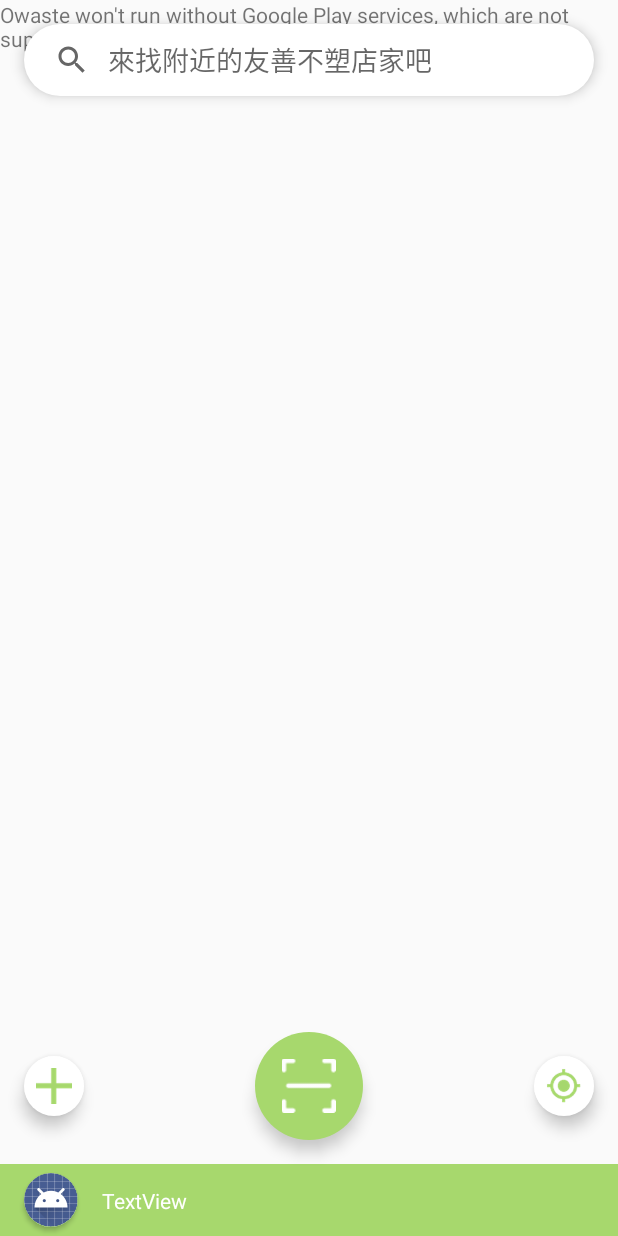
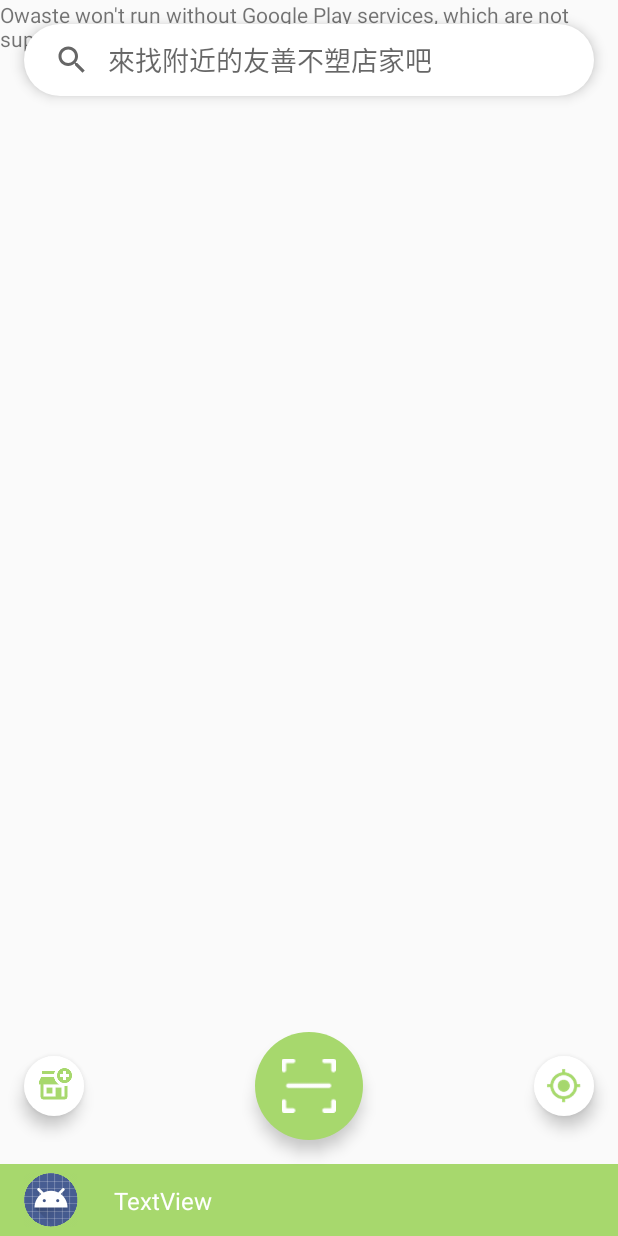
Before and after one commit to aptx113/Owaste, an Android app: the screen it shows after launch (MapsActivity), on a phone screen of 412 x 824 dp. Run offline under Robolectric (Android 15) with nearby library versions, the phone set to English and light mode, and no system bars; plain views replace SpeedDialOverlayLayout, SpeedDialView.

Commit message:
1. change image for add-restaurant FAB 2. create navigation graph

```diff
--- a/app/build.gradle
+++ b/app/build.gradle
@@ -15,6 +15,9 @@ android {
         versionName "1.0"
         testInstrumentationRunner "androidx.test.runner.AndroidJUnitRunner"
     }
+    dataBinding {
+        enabled = true
+    }
     buildTypes {
         release {
             minifyEnabled false
@@ -22,16 +25,17 @@ android {
         }
         debug {
             //資源類型為 string，名稱為 API_KEY，值為 GoogleMapKey
-            resValue ("string", "API_KEY", GoogleMapsKey)
+            resValue("string", "API_KEY", GoogleMapsKey)
         }
     }
 }
 
 dependencies {
     implementation fileTree(dir: 'libs', include: ['*.jar'])
-    implementation"org.jetbrains.kotlin:kotlin-stdlib-jdk7:$kotlin_version"
+    implementation "org.jetbrains.kotlin:kotlin-stdlib-jdk7:$kotlin_version"
     implementation 'androidx.appcompat:appcompat:1.0.2'
     implementation 'androidx.core:core-ktx:1.0.2'
+    implementation 'androidx.legacy:legacy-support-v4:1.0.0'
     testImplementation 'junit:junit:4.12'
     androidTestImplementation 'androidx.test:runner:1.2.0'
     androidTestImplementation 'androidx.test.espresso:espresso-core:3.2.0'
@@ -47,4 +51,6 @@ dependencies {
 
     implementation 'com.google.android.material:material:1.0.0'
     implementation 'androidx.cardview:cardview:1.0.0'
+    implementation 'androidx.navigation:navigation-fragment-ktx:2.0.0'
+    implementation 'androidx.navigation:navigation-ui-ktx:2.0.0'
 }
--- a/app/src/main/res/layout/activity_maps.xml
+++ b/app/src/main/res/layout/activity_maps.xml
@@ -5,6 +5,16 @@
     xmlns:tools="http://schemas.android.com/tools"
     android:layout_height="match_parent"
     android:layout_width="match_parent">
+
+    <fragment
+        android:id="@+id/myNavHostFragment"
+        android:name="androidx.navigation.fragment.NavHostFragment"
+        android:layout_width="match_parent"
+        android:layout_height="match_parent"
+        map:navGraph="@navigation/navigation"
+        map:defaultNavHost="true"
+        map:layout_constraintStart_toStartOf="parent"
+        map:layout_constraintEnd_toEndOf="parent"/>
 
     <androidx.constraintlayout.widget.ConstraintLayout
         android:id="@+id/cl_main_page"
@@ -24,41 +34,21 @@
                 android:layout_width="match_parent"
                 android:layout_height="48dp"
                 android:background="@drawable/bg_profile"
-                android:elevation="5dp"
+                android:visibility="visible"
+                map:layout_constraintBottom_toBottomOf="parent"
                 map:layout_constraintEnd_toEndOf="parent"
-                map:layout_constraintStart_toStartOf="parent"
-                map:layout_constraintTop_toTopOf="parent" >
+                map:layout_constraintStart_toStartOf="parent">
 
-                <TextView
-                    android:id="@+id/txt_profile_name"
-                    android:layout_width="wrap_content"
-                    android:layout_height="wrap_content"
-                    android:layout_marginStart="16dp"
-                    android:text="TextView"
-                    android:textColor="@color/white_FFFFFF"
-                    map:layout_constraintBottom_toBottomOf="@+id/cv_profile_img"
-                    map:layout_constraintStart_toEndOf="@+id/cv_profile_img"
-                    map:layout_constraintTop_toTopOf="@+id/cv_profile_img"
-                    tools:text="Eltin Yang" />
-
-                <androidx.cardview.widget.CardView
-                    android:id="@+id/cv_profile_img"
-                    android:layout_width="36dp"
-                    android:layout_height="36dp"
-                    android:layout_marginStart="16dp"
-                    android:layout_marginTop="16dp"
-                    android:layout_marginBottom="16dp"
-                    android:elevation="12dp"
-                    map:cardCornerRadius="18dp"
-                    map:layout_constraintBottom_toBottomOf="parent"
-                    map:layout_constraintStart_toStartOf="parent"
-                    map:layout_constraintTop_toTopOf="parent">
+            </androidx.constraintlayout.widget.ConstraintLayout>
 
             <ImageView
                 android:id="@+id/img_profile"
-                        android:layout_width="match_parent"
-                        android:layout_height="match_parent"
+                android:layout_width="36dp"
+                android:layout_height="36dp"
                 android:layout_gravity="center"
+                android:layout_marginStart="16dp"
+                android:layout_marginTop="6dp"
+                android:layout_marginBottom="6dp"
                 android:scaleType="centerCrop"
                 map:layout_constraintBottom_toBottomOf="parent"
                 map:layout_constraintStart_toStartOf="parent"
@@ -67,13 +57,29 @@
 
             <ImageView
                 android:id="@+id/img_profile_frame"
-                        android:layout_width="match_parent"
-                        android:layout_height="match_parent"
+                android:layout_width="36dp"
+                android:layout_height="36dp"
+                android:layout_marginStart="16dp"
+                android:layout_marginTop="6dp"
+                android:layout_marginBottom="6dp"
                 android:tint="@color/light_green_A7D86D"
-                        map:srcCompat="@drawable/circluar_frame" />
-                </androidx.cardview.widget.CardView>
+                map:layout_constraintBottom_toBottomOf="parent"
+                map:layout_constraintStart_toStartOf="parent"
+                map:layout_constraintTop_toTopOf="parent"
+                map:srcCompat="@drawable/circluar_frame"/>
 
-            </androidx.constraintlayout.widget.ConstraintLayout>
+            <TextView
+                android:id="@+id/txt_profile_name"
+                android:layout_width="wrap_content"
+                android:layout_height="wrap_content"
+                android:layout_marginStart="24dp"
+                android:text="TextView"
+                android:textColor="@color/white_FFFFFF"
+                android:textSize="16sp"
+                map:layout_constraintBottom_toBottomOf="@+id/img_profile"
+                map:layout_constraintStart_toEndOf="@+id/img_profile"
+                map:layout_constraintTop_toTopOf="@+id/img_profile"
+                tools:text="Eltin Yang"/>
 
         </androidx.constraintlayout.motion.widget.MotionLayout>
 
@@ -85,7 +91,7 @@
             map:layout_constraintBottom_toTopOf="@+id/ml_above_map"
             map:layout_constraintStart_toStartOf="parent"
             map:layout_constraintTop_toTopOf="parent"
-            tools:context=".MapsActivity" />
+            tools:context=".MapsActivity"/>
 
         <androidx.appcompat.widget.SearchView
             android:id="@+id/sv_location_widget"
@@ -131,7 +137,7 @@
             map:layout_constraintBottom_toBottomOf="@+id/fab_qrcode"
             map:layout_constraintStart_toStartOf="parent"
             map:layout_constraintTop_toTopOf="@+id/fab_qrcode"
-            map:srcCompat="@drawable/ic_add" />
+            map:srcCompat="@drawable/ic_add_store"/>
 
         <com.google.android.material.floatingactionbutton.FloatingActionButton
             android:id="@+id/fab_qrcode"
--- /dev/null
+++ b/app/src/main/res/navigation/navigation.xml
@@ -0,0 +1,13 @@
+<?xml version="1.0" encoding="utf-8"?>
+<navigation xmlns:android="http://schemas.android.com/apk/res/android"
+            xmlns:app="http://schemas.android.com/apk/res-auto"
+            xmlns:tools="http://schemas.android.com/tools"
+            android:id="@+id/navigation"
+            app:startDestination="@id/mapsActivity">
+
+    <activity
+        android:id="@+id/mapsActivity"
+        android:name="com.epoch.owaste.MapsActivity"
+        android:label="MapsActivity"
+        tools:layout="@layout/activity_maps"/>
+</navigation>
--- a/app/src/main/res/values/strings.xml
+++ b/app/src/main/res/values/strings.xml
@@ -2,4 +2,5 @@
     <string name="app_name">Owaste</string>
     <string name="title_activity_maps">Map</string>
     <string name="serach_title">來找附近的友善不塑店家吧</string>
+
 </resources>
--- a/app/src/main/res/xml/motion_profile.xml
+++ b/app/src/main/res/xml/motion_profile.xml
@@ -17,7 +17,6 @@
             <Layout
                 android:layout_width="match_parent"
                 android:layout_height="48dp"
-                android:elevation="5dp"
                 motion:layout_constraintBottom_toBottomOf="parent"
                 motion:layout_constraintStart_toStartOf="parent"/>
 <!--            <Layout-->
@@ -31,10 +30,33 @@
 <!--                motion:layout_constraintStart_toStartOf="parent"-->
 <!--                motion:layout_constraintTop_toBottomOf="@+id/fab_qrcode"/>-->
         </Constraint>
-        <Constraint android:id="@+id/cv_profile_img">
+        <Constraint android:id="@+id/img_profile">
             <Layout
                 android:layout_width="36dp"
-                android:layout_height="36dp"/>
+                android:layout_height="36dp"
+                android:layout_gravity="center"
+                android:layout_marginStart="16dp"
+                android:layout_marginTop="6dp"
+                android:layout_marginBottom="6dp"
+                android:scaleType="centerCrop"
+                motion:layout_constraintBottom_toBottomOf="parent"
+                motion:layout_constraintStart_toStartOf="parent"
+                motion:layout_constraintTop_toTopOf="parent"
+                motion:srcCompat="@android:drawable/sym_def_app_icon"/>
+        </Constraint>
+        <Constraint android:id="@+id/img_profile_frame">
+            <Layout
+                android:layout_width="36dp"
+                android:layout_height="36dp"
+                android:layout_gravity="center"
+                android:layout_marginStart="16dp"
+                android:layout_marginTop="6dp"
+                android:layout_marginBottom="6dp"
+                android:scaleType="centerCrop"
+                motion:layout_constraintBottom_toBottomOf="parent"
+                motion:layout_constraintStart_toStartOf="parent"
+                motion:layout_constraintTop_toTopOf="parent"
+                motion:srcCompat="@android:drawable/sym_def_app_icon"/>
         </Constraint>
     </ConstraintSet>
 
@@ -45,7 +67,6 @@
             <Layout
                 android:layout_width="match_parent"
                 android:layout_height="96dp"
-                android:elevation="5dp"
                 motion:layout_constraintBottom_toBottomOf="parent"
                 motion:layout_constraintStart_toStartOf="parent"/>
 <!--            <Layout-->
@@ -59,14 +80,33 @@
 <!--                motion:layout_constraintStart_toStartOf="parent"-->
 <!--                motion:layout_constraintTop_toBottomOf="@+id/fab_qrcode"/>-->
         </Constraint>
-        <Constraint android:id="@+id/cv_profile_img">
+        <Constraint android:id="@+id/img_profile">
             <Layout
+                android:layout_width="56dp"
                 android:layout_height="56dp"
+                android:layout_gravity="center"
+                android:layout_marginStart="16dp"
+                android:layout_marginTop="20dp"
+                android:layout_marginBottom="20dp"
+                android:scaleType="centerCrop"
+                motion:layout_constraintBottom_toBottomOf="parent"
+                motion:layout_constraintStart_toStartOf="parent"
+                motion:layout_constraintTop_toTopOf="parent"
+                motion:srcCompat="@android:drawable/sym_def_app_icon"/>
+        </Constraint>
+        <Constraint android:id="@+id/img_profile_frame">
+            <Layout
                 android:layout_width="56dp"
-                android:layout_marginTop="16dp"
-                motion:layout_constraintBottom_toBottomOf="@+id/cv_profile_img"
-                motion:layout_constraintStart_toEndOf="@+id/cv_profile_img"
-                motion:layout_constraintTop_toTopOf="@+id/cv_profile_img"/>
+                android:layout_height="56dp"
+                android:layout_gravity="center"
+                android:layout_marginStart="16dp"
+                android:layout_marginTop="20dp"
+                android:layout_marginBottom="20dp"
+                android:scaleType="centerCrop"
+                motion:layout_constraintBottom_toBottomOf="parent"
+                motion:layout_constraintStart_toStartOf="parent"
+                motion:layout_constraintTop_toTopOf="parent"
+                motion:srcCompat="@android:drawable/sym_def_app_icon"/>
         </Constraint>
     </ConstraintSet>
 </MotionScene>
--- /dev/null
+++ b/app/src/main/res/xml/motion_profile_content.xml
@@ -0,0 +1,6 @@
+<?xml version="1.0" encoding="utf-8"?>
+<MotionScene
+    xmlns:android="http://schemas.android.com/apk/res/android"
+    xmlns:motion="http://schemas.android.com/apk/res-auto">
+
+</MotionScene>
```
Also changed, not shown: app/src/main/AndroidManifest.xml (+12 -11 lines), app/src/main/res/drawable-xhdpi/ic_add_store.png (added), app/src/main/res/drawable-xxhdpi/ic_add_store.png (added), app/src/main/res/drawable-xxxhdpi/ic_add_store.png (added). Lines whose indentation alone changed are shown as unchanged.
